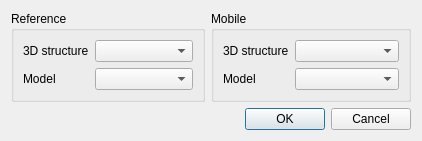
This is src/plugins/biostruct3d_view/src/ui/StructuralAlignmentDialog.ui in violethaze74/ugene as Qt 5 draws it before an edit. The edited form follows.
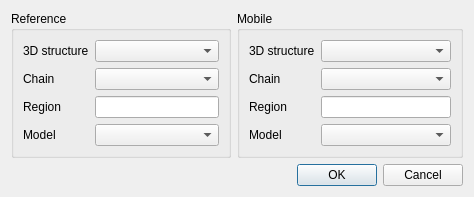
This is the edited form.

Commit message: Chain/region selection fields added to StructuralAlignmentDialog

Diff of the .ui file:
```diff
--- a/src/plugins/biostruct3d_view/src/ui/StructuralAlignmentDialog.ui
+++ b/src/plugins/biostruct3d_view/src/ui/StructuralAlignmentDialog.ui
@@ -6,8 +6,8 @@
    <rect>
     <x>0</x>
     <y>0</y>
-    <width>422</width>
-    <height>136</height>
+    <width>474</width>
+    <height>185</height>
    </rect>
   </property>
   <property name="windowTitle">
@@ -37,14 +37,14 @@
         </property>
        </widget>
       </item>
-      <item row="1" column="0">
+      <item row="3" column="0">
        <widget class="QLabel" name="label_2">
         <property name="text">
          <string>Model</string>
         </property>
        </widget>
       </item>
-      <item row="1" column="1">
+      <item row="3" column="1">
        <widget class="QComboBox" name="refModel">
         <property name="sizePolicy">
          <sizepolicy hsizetype="Expanding" vsizetype="Fixed">
@@ -54,6 +54,33 @@
         </property>
        </widget>
       </item>
+      <item row="1" column="1">
+       <widget class="QComboBox" name="refChain">
+        <property name="sizePolicy">
+         <sizepolicy hsizetype="Expanding" vsizetype="Fixed">
+          <horstretch>0</horstretch>
+          <verstretch>0</verstretch>
+         </sizepolicy>
+        </property>
+       </widget>
+      </item>
+      <item row="1" column="0">
+       <widget class="QLabel" name="label_5">
+        <property name="text">
+         <string>Chain</string>
+        </property>
+       </widget>
+      </item>
+      <item row="2" column="1">
+       <widget class="QLineEdit" name="refRegion"/>
+      </item>
+      <item row="2" column="0">
+       <widget class="QLabel" name="label_7">
+        <property name="text">
+         <string>Region</string>
+        </property>
+       </widget>
+      </item>
      </layout>
     </widget>
    </item>
@@ -104,13 +131,30 @@
        </widget>
       </item>
       <item row="1" column="0">
+       <widget class="QLabel" name="label_6">
+        <property name="text">
+         <string>Chain</string>
+        </property>
+       </widget>
+      </item>
+      <item row="1" column="1">
+       <widget class="QComboBox" name="altChain">
+        <property name="sizePolicy">
+         <sizepolicy hsizetype="Expanding" vsizetype="Fixed">
+          <horstretch>0</horstretch>
+          <verstretch>0</verstretch>
+         </sizepolicy>
+        </property>
+       </widget>
+      </item>
+      <item row="3" column="0">
        <widget class="QLabel" name="label_3">
         <property name="text">
          <string>Model</string>
         </property>
        </widget>
       </item>
-      <item row="1" column="1">
+      <item row="3" column="1">
        <widget class="QComboBox" name="altModel">
         <property name="sizePolicy">
          <sizepolicy hsizetype="Expanding" vsizetype="Fixed">
@@ -120,6 +164,16 @@
         </property>
        </widget>
       </item>
+      <item row="2" column="1">
+       <widget class="QLineEdit" name="altRegion"/>
+      </item>
+      <item row="2" column="0">
+       <widget class="QLabel" name="label_8">
+        <property name="text">
+         <string>Region</string>
+        </property>
+       </widget>
+      </item>
      </layout>
     </widget>
    </item>
```
The commit also changes 2 other files.
